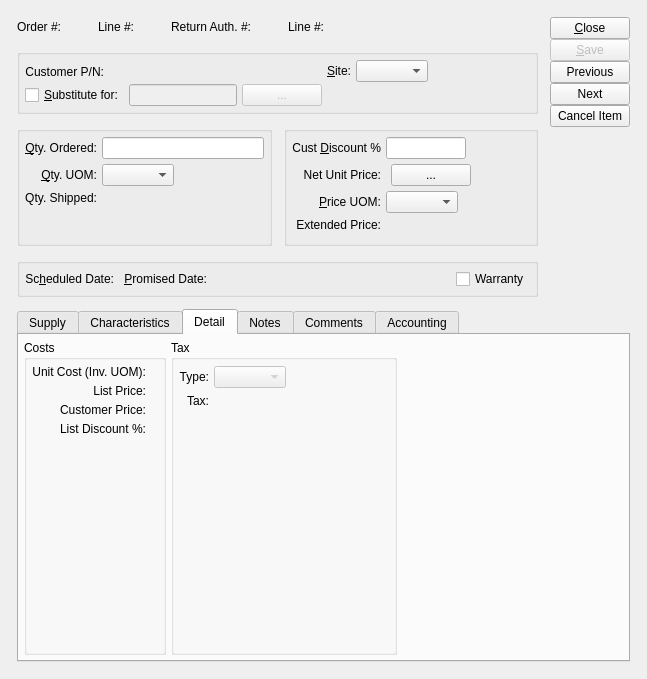
Before: the Qt Designer form xtuple/trunk/guiclient/salesOrderItem.ui in WooodHead/xtuple, drawn with Qt 5.
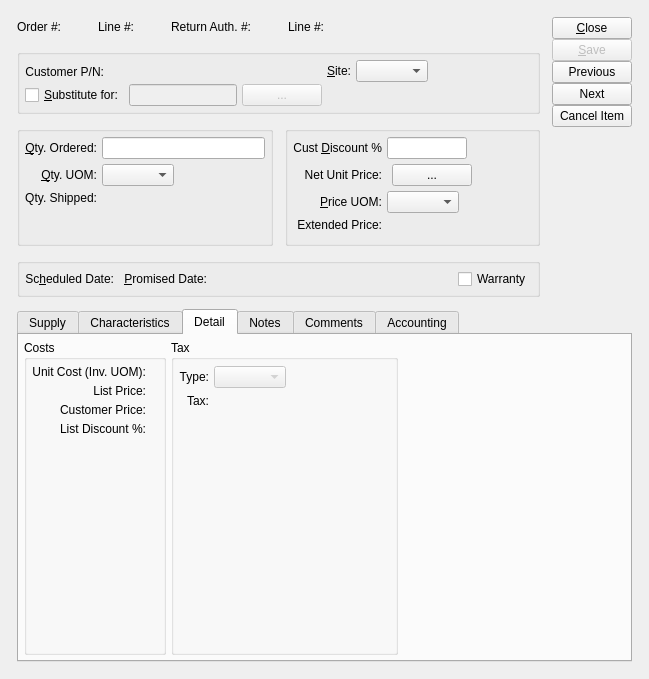
After: the same form once the commit is applied. The open tabs and pages were chosen to show the change. Custom widgets are drawn as their Qt base class.

Commit message: issue #8221:  Change sales order through invoice cycle to sum taxes by tax code, then round.

Diff of the .ui file:
```diff
--- a/xtuple/trunk/guiclient/salesOrderItem.ui
+++ b/xtuple/trunk/guiclient/salesOrderItem.ui
@@ -13,7 +13,7 @@
    <rect>
     <x>0</x>
     <y>0</y>
-    <width>647</width>
+    <width>649</width>
     <height>679</height>
    </rect>
   </property>
@@ -1607,6 +1607,9 @@
             </item>
             <item row="1" column="1">
              <widget class="CurrCluster" name="_tax">
+              <property name="format">
+               <enum>CurrDisplay::SalesPrice</enum>
+              </property>
               <property name="enabled">
                <bool>false</bool>
               </property>
```
The commit also changes 7 other files.
